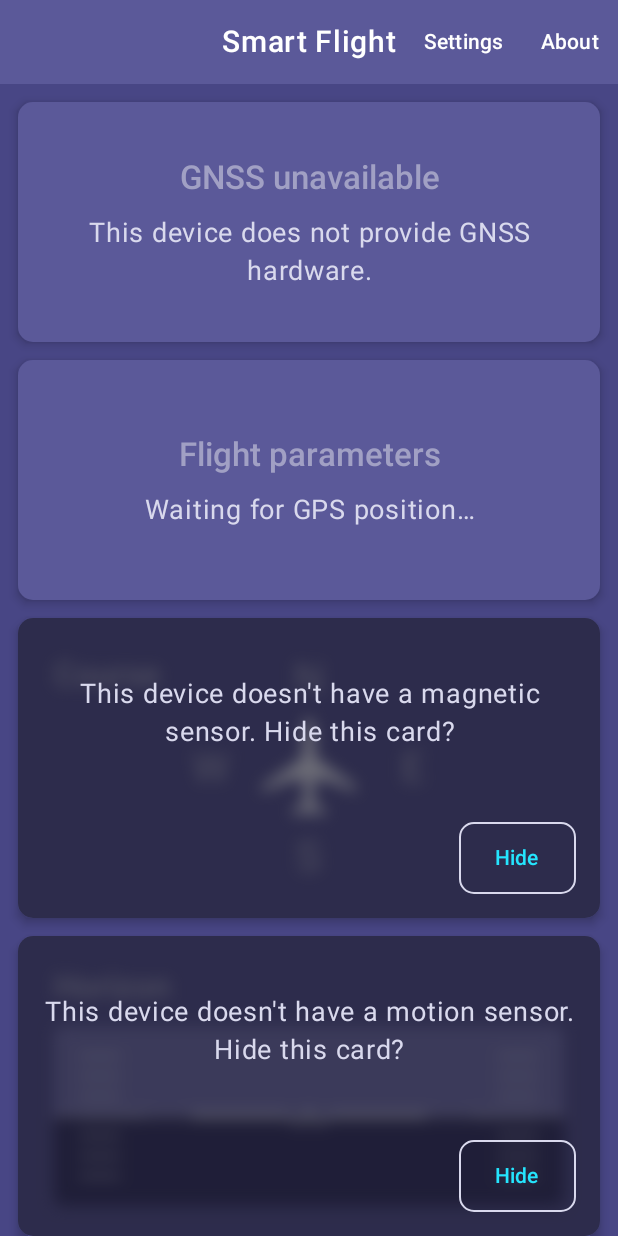
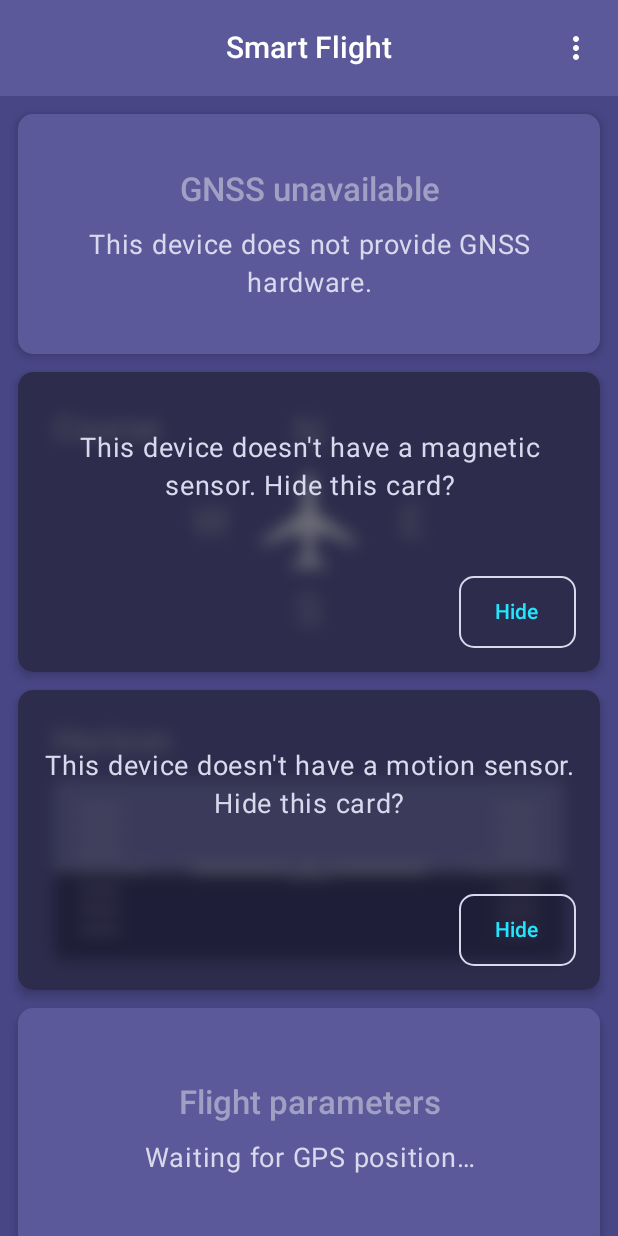
Before and after one commit to NieKam/smart-flight-2, an Android app built with Jetpack Compose: the screen it shows after launch (MainActivity), on a phone screen of 412 x 824 dp. Run offline under Robolectric (Android 15) with nearby library versions, the phone set to English and light mode, and no system bars; our stand-ins replace Dagger/Hilt's generated code; libraries missing offline, so code that uses them is left out: androidx.hilt.lifecycle, org.osmdroid.config; network calls fail; pictures from the network do not load; 2 statements that could not run were skipped.

Commit message:
feat(task-034): purple top app bar with overflow menu and satellites-first card order
Co-Authored-By: Claude Opus 5.5 <noreply@anthropic.com>

```diff
--- a/app/src/main/java/kniezrec/com/flightinfo/dashboard/ui/DashboardScreen.kt
+++ b/app/src/main/java/kniezrec/com/flightinfo/dashboard/ui/DashboardScreen.kt
@@ -1,22 +1,25 @@
 package kniezrec.com.flightinfo.dashboard.ui
 
 import androidx.activity.compose.BackHandler
-import androidx.compose.foundation.background
 import androidx.compose.foundation.layout.Box
 import androidx.compose.foundation.layout.BoxWithConstraints
 import androidx.compose.foundation.layout.Column
-import androidx.compose.foundation.layout.Row
+import androidx.compose.foundation.layout.WindowInsets
 import androidx.compose.foundation.layout.fillMaxSize
 import androidx.compose.foundation.layout.fillMaxWidth
-import androidx.compose.foundation.layout.heightIn
 import androidx.compose.foundation.layout.padding
 import androidx.compose.foundation.layout.widthIn
 import androidx.compose.foundation.rememberScrollState
 import androidx.compose.foundation.verticalScroll
+import androidx.compose.material3.CenterAlignedTopAppBar
 import androidx.compose.material3.DropdownMenu
 import androidx.compose.material3.DropdownMenuItem
+import androidx.compose.material3.ExperimentalMaterial3Api
+import androidx.compose.material3.Icon
+import androidx.compose.material3.IconButton
+import androidx.compose.material3.MenuDefaults
 import androidx.compose.material3.Text
-import androidx.compose.material3.TextButton
+import androidx.compose.material3.TopAppBarDefaults
 import androidx.compose.runtime.Composable
 import androidx.compose.runtime.getValue
 import androidx.compose.runtime.mutableStateOf
@@ -25,8 +28,11 @@ import androidx.compose.runtime.saveable.rememberSaveable
 import androidx.compose.runtime.setValue
 import androidx.compose.ui.Alignment
 import androidx.compose.ui.Modifier
+import androidx.compose.ui.platform.testTag
+import androidx.compose.ui.res.painterResource
 import androidx.compose.ui.res.stringResource
 import androidx.compose.ui.text.font.FontWeight
+import androidx.compose.ui.text.style.TextOverflow
 import androidx.compose.ui.unit.dp
 import androidx.compose.ui.unit.sp
 import androidx.compose.ui.zIndex
@@ -51,7 +57,7 @@ import kniezrec.com.flightinfo.settings.ui.SettingsOverlay
 import kniezrec.com.flightinfo.ui.theme.SmartFlightTheme
 
 /**
- * The dashboard: header and the scrolling list of cards, with the city picker, Settings and About
+ * The dashboard: top app bar and the scrolling list of cards, with the city picker, Settings and About
  * as overlays. Every card container obtains its own (Activity-scoped) ViewModel; the open state of
  * Settings and About is saved, so it survives a configuration change (the picker keeps its own in
  * [RoutePickerViewModel]).
@@ -112,9 +118,11 @@ fun DashboardScreen(
                     Column(
                         Modifier.weight(1f).verticalScroll(rememberScrollState()).padding(horizontal = 12.dp),
                     ) {
-                        DashboardSlot { permissionCard(cardModifier) }
+                        // The permission card, then the cards that work without location, in the
+                        // order of LocationDashboardCards.
+                        DashboardSlot(DashboardCardTags.PERMISSION) { permissionCard(cardModifier) }
                         if (HideableCard.Course !in hiddenCards) {
-                            DashboardSlot {
+                            DashboardSlot(DashboardCardTags.COURSE) {
                                 CourseCardContainer(
                                     locationPermitted = false,
                                     onHide = { viewModel.hide(HideableCard.Course) },
@@ -123,7 +131,9 @@ fun DashboardScreen(
                             }
                         }
                         if (HideableCard.Horizon !in hiddenCards) {
-                            DashboardSlot { HorizonCardContainer(onHide = { viewModel.hide(HideableCard.Horizon) }, cardModifier) }
+                            DashboardSlot(DashboardCardTags.HORIZON) {
+                                HorizonCardContainer(onHide = { viewModel.hide(HideableCard.Horizon) }, cardModifier)
+                            }
                         }
                     }
                 } else {
@@ -158,6 +168,20 @@ fun DashboardScreen(
 /**
  * Every card with location granted, the map's max-zoom tip at the top of the list, and the city
  * picker overlay over them. The expanded map fits in the list's viewport (this box's height).
+ *
+ * Card order (TASK-034, decided by the planner): Satellites, Course, Horizon, Flight parameters,
+ * Nearby city, Route, Map. It is the original app's order (`CardViewContainer`) with only the
+ * Satellites card moved to the top, as in the store screenshots:
+ * - Satellites first: it is the status gate for everything below. Speed, altitude, nearby city,
+ *   route progress and the map position all need a GPS fix; this card tells the user that the app
+ *   is still waiting, that location is off, or to move closer to the window.
+ * - Course and Horizon next: they work from sensors without a fix, so the top of the screen is
+ *   useful from the first second; kept together in the original relative order.
+ * - Then the fix-dependent data (Flight parameters, Nearby city, Route), and the Map last: it is
+ *   the tallest card and would push everything else off-screen.
+ *
+ * Without location permission the dashboard shows the permission card, then Course and Horizon.
+ * Course and Horizon cards the user hid are skipped in both layouts.
  */
 @Composable
 private fun LocationDashboardCards(
@@ -175,10 +199,10 @@ private fun LocationDashboardCards(
     BoxWithConstraints(modifier) {
         val viewportHeight = maxHeight
         Column(Modifier.fillMaxSize().verticalScroll(rememberScrollState()).padding(horizontal = 12.dp)) {
-            DashboardSlot { GnssStatusCardContainer(onOpenLocationSettings = onOpenLocationSettings) }
-            DashboardSlot { FlightParametersCardContainer(units, cardModifier) }
+            // The card order: see the KDoc of this function.
+            DashboardSlot(DashboardCardTags.SATELLITES) { GnssStatusCardContainer(onOpenLocationSettings = onOpenLocationSettings) }
             if (HideableCard.Course !in hiddenCards) {
-                DashboardSlot {
+                DashboardSlot(DashboardCardTags.COURSE) {
                     CourseCardContainer(
                         locationPermitted = true,
                         onHide = { viewModel.hide(HideableCard.Course) },
@@ -187,11 +211,16 @@ private fun LocationDashboardCards(
                 }
             }
             if (HideableCard.Horizon !in hiddenCards) {
-                DashboardSlot { HorizonCardContainer(onHide = { viewModel.hide(HideableCard.Horizon) }, cardModifier) }
+                DashboardSlot(DashboardCardTags.HORIZON) {
+                    HorizonCardContainer(onHide = { viewModel.hide(HideableCard.Horizon) }, cardModifier)
+                }
             }
-            DashboardSlot { NearbyCityCardContainer(units.distance, cardModifier) }
-            DashboardSlot { RouteCardContainer(units.distance, routePickerViewModel::open, cardModifier) }
-            DashboardSlot { MapCardContainer(cardModifier, maxMapHeight = viewportHeight, viewModel = mapViewModel) }
+            DashboardSlot(DashboardCardTags.FLIGHT_PARAMETERS) { FlightParametersCardContainer(units, cardModifier) }
+            DashboardSlot(DashboardCardTags.NEARBY_CITY) { NearbyCityCardContainer(units.distance, cardModifier) }
+            DashboardSlot(DashboardCardTags.ROUTE) { RouteCardContainer(units.distance, routePickerViewModel::open, cardModifier) }
+            DashboardSlot(DashboardCardTags.MAP) {
+                MapCardContainer(cardModifier, maxMapHeight = viewportHeight, viewModel = mapViewModel)
+            }
         }
         MapZoomTipHost(
             requested = zoomTip,
@@ -203,79 +232,91 @@ private fun LocationDashboardCards(
     }
 }
 
-/** A full-width row of the card list with its card centered at the top. */
-@Composable
-private fun DashboardSlot(content: @Composable () -> Unit) {
-    Box(Modifier.fillMaxWidth(), contentAlignment = Alignment.TopCenter) { content() }
+/** Test tags of the dashboard's card slots, in the card order of [LocationDashboardCards]. */
+internal object DashboardCardTags {
+    const val PERMISSION = "dashboard_card_permission"
+    const val SATELLITES = "dashboard_card_satellites"
+    const val COURSE = "dashboard_card_course"
+    const val HORIZON = "dashboard_card_horizon"
+    const val FLIGHT_PARAMETERS = "dashboard_card_flight_parameters"
+    const val NEARBY_CITY = "dashboard_card_nearby_city"
+    const val ROUTE = "dashboard_card_route"
+    const val MAP = "dashboard_card_map"
 }
 
+/** A full-width row of the card list, tagged [tag], with its card centered at the top. */
+@Composable
+private fun DashboardSlot(
+    tag: String,
+    content: @Composable () -> Unit,
+) {
+    Box(Modifier.fillMaxWidth().testTag(tag), contentAlignment = Alignment.TopCenter) { content() }
+}
+
+/**
+ * The top app bar as in the original app (`activity_main.xml`, `menu/app_menu.xml`): card color
+ * (#5B5999; [AppScaffold][kniezrec.com.flightinfo.AppScaffold] paints the status-bar area above it in
+ * the same color), the centered white title "Smart Flight" and a white "⋮" overflow button whose
+ * menu holds Settings and About, on every screen width.
+ */
+@OptIn(ExperimentalMaterial3Api::class)
 @Composable
 fun DashboardHeader(
     onOpenSettings: () -> Unit,
     onOpenAbout: () -> Unit,
     modifier: Modifier = Modifier,
 ) {
-    // The top bar: card color (it continues the status-bar area above it) with white title and actions.
-    BoxWithConstraints(modifier.fillMaxWidth().background(SmartFlightTheme.colors.card).heightIn(min = 56.dp)) {
-        val compact = maxWidth < 360.dp
-        if (compact) {
-            Row(Modifier.fillMaxWidth(), verticalAlignment = Alignment.CenterVertically) {
-                Text(
-                    stringResource(R.string.app_name),
-                    modifier = Modifier.weight(1f).padding(start = 12.dp),
-                    color = SmartFlightTheme.colors.toolbarTitle,
-                    fontSize = 20.sp,
-                    fontWeight = FontWeight.Medium,
-                )
-                CompactDashboardActions(onOpenSettings, onOpenAbout)
-            }
-        } else {
+    val colors = SmartFlightTheme.colors
+    CenterAlignedTopAppBar(
+        title = {
             Text(
                 stringResource(R.string.app_name),
-                modifier = Modifier.align(Alignment.Center),
-                color = SmartFlightTheme.colors.toolbarTitle,
                 fontSize = 20.sp,
                 fontWeight = FontWeight.Medium,
+                maxLines = 1,
+                overflow = TextOverflow.Ellipsis,
             )
-            Row(Modifier.align(Alignment.CenterEnd)) {
-                DashboardAction(stringResource(R.string.settings_title), onOpenSettings)
-                DashboardAction(stringResource(R.string.about_title), onOpenAbout)
-            }
-        }
-    }
+        },
+        modifier = modifier.fillMaxWidth(),
+        actions = { DashboardOverflowMenu(onOpenSettings, onOpenAbout) },
+        // The dashboard is already inside the safe drawing area; the status bar is painted by the scaffold.
+        windowInsets = WindowInsets(0, 0, 0, 0),
+        colors =
+            TopAppBarDefaults.topAppBarColors(
+                containerColor = colors.card,
+                scrolledContainerColor = colors.card,
+                navigationIconContentColor = colors.toolbarTitle,
+                titleContentColor = colors.toolbarTitle,
+                actionIconContentColor = colors.toolbarTitle,
+            ),
+    )
 }
 
+/** The "⋮" button and its menu (Settings, About) in the page color with light text. */
 @Composable
-private fun DashboardAction(
-    label: String,
-    onClick: () -> Unit,
-) {
-    TextButton(onClick = onClick, modifier = Modifier.heightIn(min = 48.dp)) {
-        Text(label, color = SmartFlightTheme.colors.toolbarTitle)
-    }
-}
-
-@Composable
-private fun CompactDashboardActions(
+private fun DashboardOverflowMenu(
     onOpenSettings: () -> Unit,
     onOpenAbout: () -> Unit,
-    modifier: Modifier = Modifier,
 ) {
     var expanded by remember { mutableStateOf(false) }
-    Box(modifier) {
-        TextButton(
-            onClick = { expanded = true },
-            modifier = Modifier.heightIn(min = 48.dp),
+    val colors = SmartFlightTheme.colors
+    Box {
+        IconButton(onClick = { expanded = true }) {
+            Icon(painterResource(R.drawable.ic_more_vert), stringResource(R.string.dashboard_more_options))
+        }
+        DropdownMenu(
+            expanded = expanded,
+            onDismissRequest = { expanded = false },
+            containerColor = colors.page,
         ) {
-            Text(stringResource(R.string.dashboard_more_options), color = SmartFlightTheme.colors.toolbarTitle)
-        }
-        DropdownMenu(expanded = expanded, onDismissRequest = { expanded = false }) {
+            val itemColors = MenuDefaults.itemColors(textColor = colors.valueText)
             DropdownMenuItem(
                 text = { Text(stringResource(R.string.settings_title)) },
                 onClick = {
                     expanded = false
                     onOpenSettings()
                 },
+                colors = itemColors,
             )
             DropdownMenuItem(
                 text = { Text(stringResource(R.string.about_title)) },
@@ -283,6 +324,7 @@ private fun CompactDashboardActions(
                     expanded = false
                     onOpenAbout()
                 },
+                colors = itemColors,
             )
         }
     }
--- /dev/null
+++ b/app/src/main/res/drawable/ic_more_vert.xml
@@ -0,0 +1,11 @@
+<?xml version="1.0" encoding="utf-8"?>
+<!-- Material "more vert" (⋮) overflow icon; tinted with the top bar's content color in code. -->
+<vector xmlns:android="http://schemas.android.com/apk/res/android"
+    android:width="24dp"
+    android:height="24dp"
+    android:viewportWidth="24"
+    android:viewportHeight="24">
+    <path
+        android:fillColor="#FFFFFFFF"
+        android:pathData="M12,8c1.1,0 2,-0.9 2,-2s-0.9,-2 -2,-2 -2,0.9 -2,2 0.9,2 2,2zM12,10c-1.1,0 -2,0.9 -2,2s0.9,2 2,2 2,-0.9 2,-2 -0.9,-2 -2,-2zM12,16c-1.1,0 -2,0.9 -2,2s0.9,2 2,2 2,-0.9 2,-2 -0.9,-2 -2,-2z" />
+</vector>
```
Also changed, not shown: app/src/main/res/drawable/ic_launcher_background.xml (deleted, +0 -31 lines).
